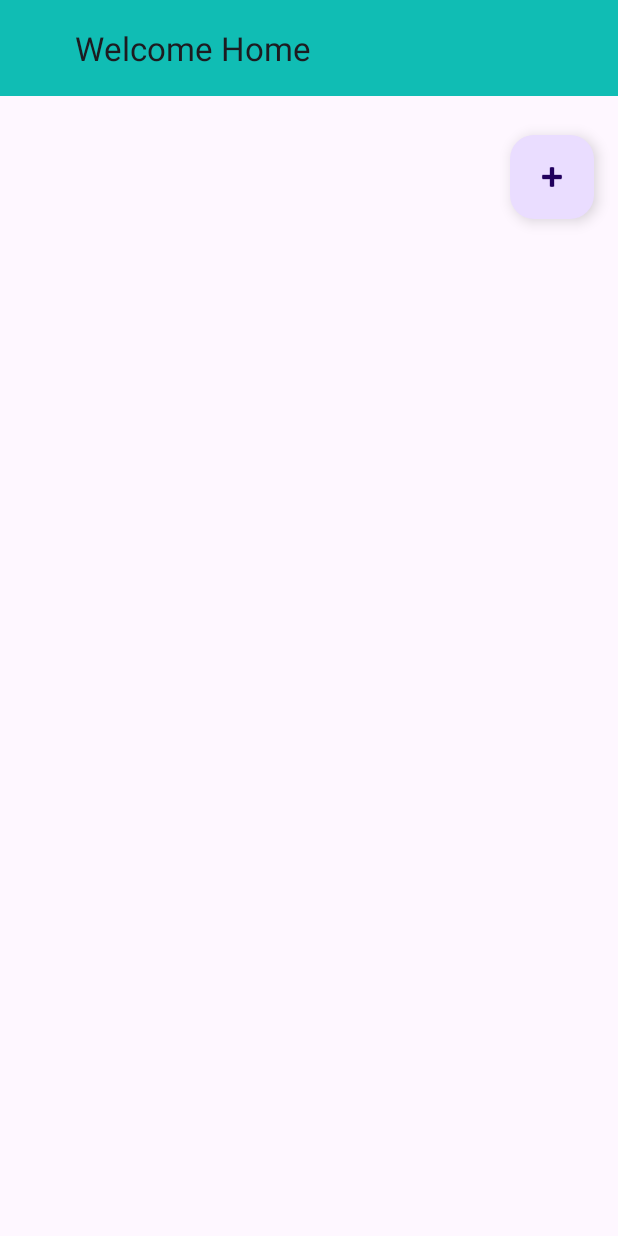
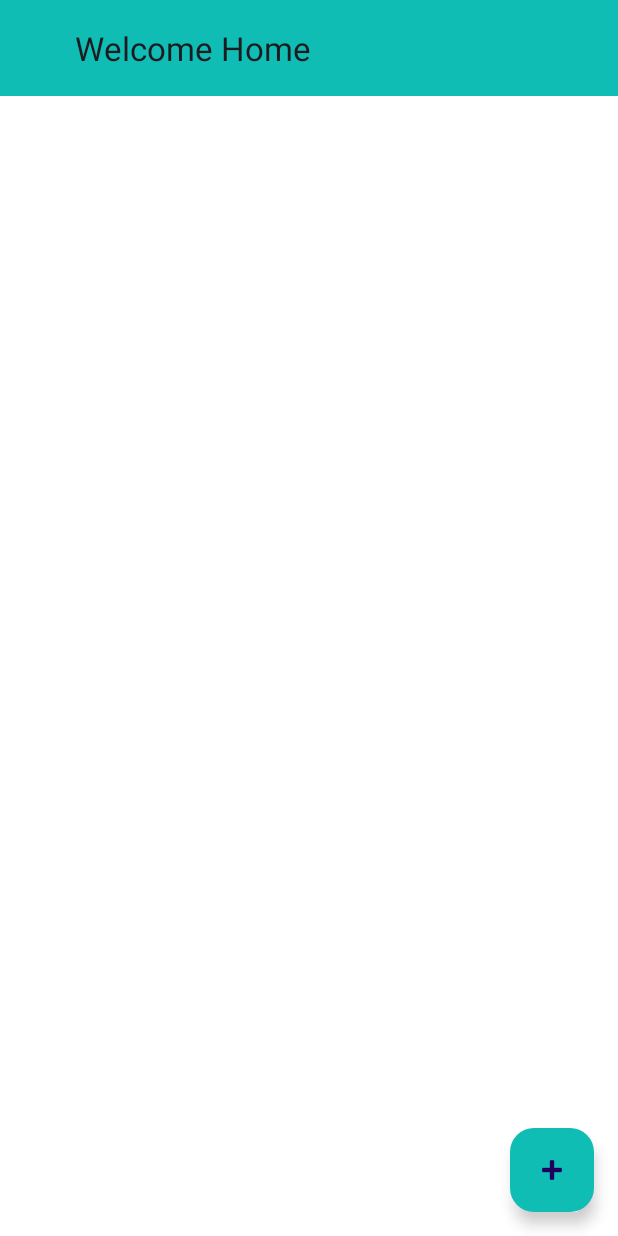
Before and after one commit to Arghya-UIT/todolist, an Android app: the WelcomeActivity screen opened directly, with no data from a screen before it, on a phone screen of 412 x 824 dp. Run offline under Robolectric (Android 15) with nearby library versions, the phone set to English and light mode, and no system bars.

Commit message:
new things

```diff
--- a/TodoList/app/src/main/res/drawable/custom_adapter_shape.xml
+++ b/TodoList/app/src/main/res/drawable/custom_adapter_shape.xml
@@ -2,7 +2,7 @@
 <shape xmlns:android="http://schemas.android.com/apk/res/android"
     android:shape="rectangle">
 
-    <solid android:color="#ACD6D4" />
+    <solid android:color="#CAECEA" />
 
     <corners
 
--- a/TodoList/app/src/main/res/layout/activity_main.xml
+++ b/TodoList/app/src/main/res/layout/activity_main.xml
@@ -4,7 +4,8 @@
     xmlns:tools="http://schemas.android.com/tools"
     android:layout_width="match_parent"
     android:layout_height="match_parent"
-    tools:context=".MainActivity">
+    tools:context=".MainActivity"
+    android:background="@color/white">
 
     <TextView
         android:id="@+id/labelTest"
--- a/TodoList/app/src/main/res/layout/activity_welcome.xml
+++ b/TodoList/app/src/main/res/layout/activity_welcome.xml
@@ -3,7 +3,8 @@
     xmlns:app="http://schemas.android.com/apk/res-auto"
     android:layout_width="match_parent"
     android:layout_height="match_parent"
-    android:orientation="vertical">
+    android:orientation="vertical"
+    android:background="@color/white">
 
     <androidx.appcompat.widget.Toolbar
         android:id="@+id/toolbar"
@@ -13,22 +14,26 @@
         app:title="Welcome Home"
         app:titleMarginStart="50dp" />
 
-
-
     <androidx.recyclerview.widget.RecyclerView
-        android:id="@+id/displayTasksRecycler"
+        android:id="@+id/displayHighPriorityTasks"
         android:layout_width="match_parent"
         android:layout_height="wrap_content"
+        android:layout_weight="1"
         android:paddingTop="10dp" />
+    <androidx.recyclerview.widget.RecyclerView
+        android:id="@+id/displayNormalTasks"
+        android:layout_width="match_parent"
+        android:layout_height="wrap_content"
+        android:layout_weight="1"
+        android:paddingTop="10dp" />
+
     <com.google.android.material.floatingactionbutton.FloatingActionButton
         android:id="@+id/addTaskBtn"
         android:layout_width="wrap_content"
         android:layout_height="wrap_content"
-        android:layout_gravity="end"
+        android:layout_gravity="bottom|end"
+        android:backgroundTint="@color/primary"
         android:layout_margin="16dp"
-        android:foregroundGravity="bottom|right"
         app:srcCompat="@android:drawable/ic_input_add" />
 
-
-
 </LinearLayout>
```
Also changed, not shown: TodoList/app/src/main/java/com/example/todolist/database/MyDbHelper.java (added, +67 -0 lines), TodoList/app/src/main/res/layout/custome_adapter_design.xml (+54 -3 lines).
